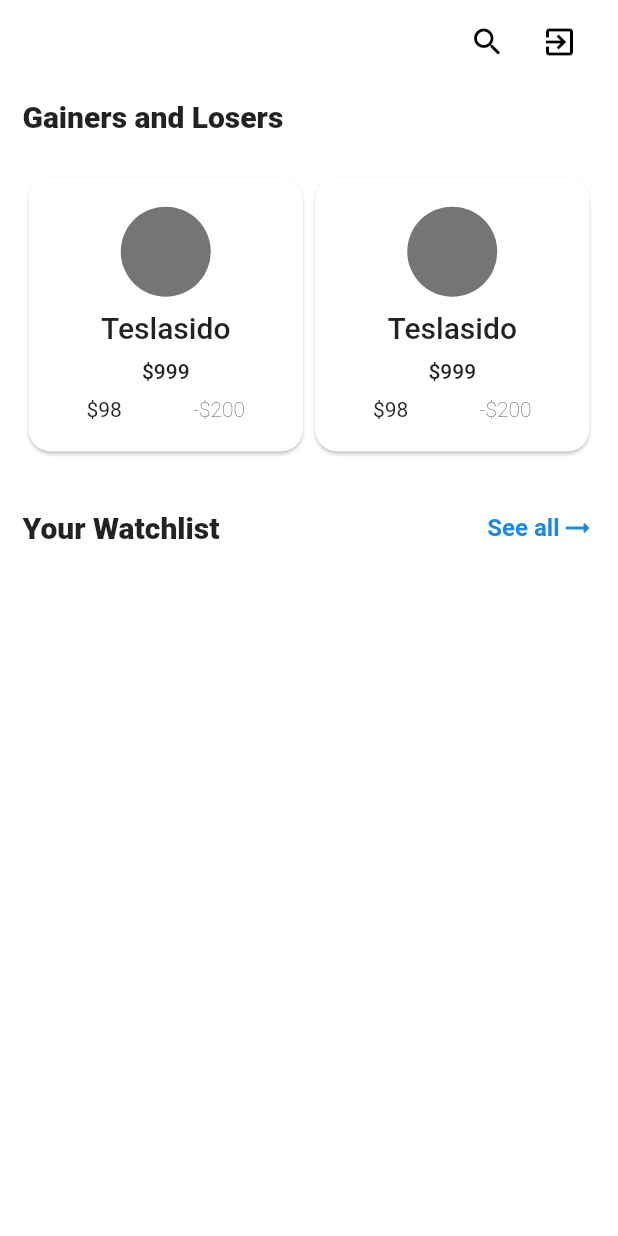
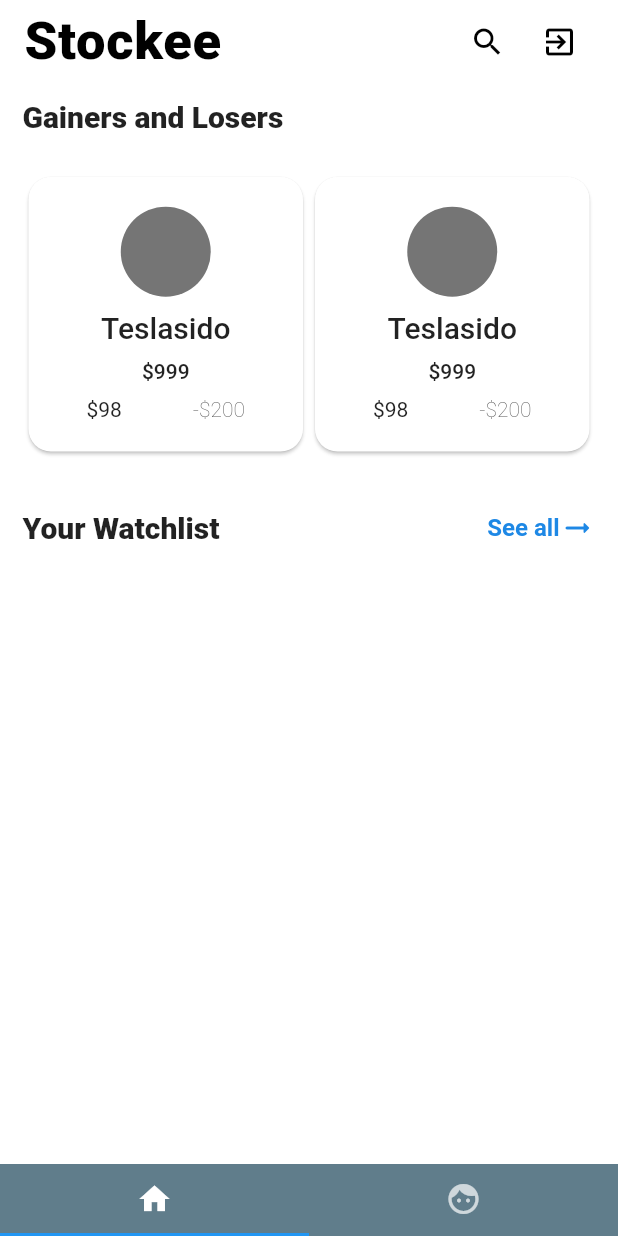
Before and after one commit to nicolas-lukita/stockee, a Flutter app: the screen it shows once a user with an empty profile is signed in, on a phone screen of 412 x 824 dp. Run offline on Flutter 3.47's test engine with Material 2 defaults, Android fonts, the phone set to English and light mode, and no system bars; our stand-ins replace cloud_firestore, firebase_auth, firebase_core, flutter_otp_text_field, sliding_up_panel; missing offline and left inert: candlesticks; accounts and stored records are empty; generated files the repository leaves out were written again.

Commit message:
create tab navigation

```diff
--- a/lib/authentication_page/otp_screen.dart
+++ b/lib/authentication_page/otp_screen.dart
@@ -3,6 +3,7 @@ import 'package:flutter/material.dart';
 import 'package:flutter_otp_text_field/flutter_otp_text_field.dart';
 import 'package:firebase_auth/firebase_auth.dart';
 import 'package:stockee/dashboard/dash_screen.dart';
+import 'package:stockee/home_page/home_screen.dart';
 import 'package:stockee/search_page/search_screen.dart';
 
 import './user_data_screen.dart';
@@ -118,7 +119,7 @@ class _OtpScreenState extends State<OtpScreen> {
                                 context,
                                 value.additionalUserInfo!.isNewUser
                                     ? UserDataScreen.routeName
-                                    : DashScreen.routeName,
+                                    : HomeScreen.routeName,
                                 (route) => false));
                       } catch (err) {
                         FocusScope.of(context).unfocus();
--- a/lib/dashboard/dash_screen.dart
+++ b/lib/dashboard/dash_screen.dart
@@ -14,7 +14,10 @@ import '../models/global_quote.dart';
 //CHANGE TO STATELESS!!
 class DashScreen extends StatefulWidget {
   static const routeName = '/dash-screen';
-  const DashScreen({Key? key}) : super(key: key);
+  const DashScreen({Key? key, required this.uid, required this.userWatchlist})
+      : super(key: key);
+  final String uid;
+  final List userWatchlist;
 
   @override
   State<DashScreen> createState() => _DashScreenState();
@@ -25,54 +28,6 @@ class _DashScreenState extends State<DashScreen> {
 
   @override
   Widget build(BuildContext context) {
-    final user = context.read<FirebaseAuthMethods>().user;
-    userDocStream = FirebaseFirestore.instance
-        .collection('users')
-        .doc(user.uid)
-        .snapshots();
-    return Scaffold(
-      backgroundColor: Colors.white.withOpacity(0.95),
-      appBar: AppBar(
-        backgroundColor: Colors.white,
-        elevation: 0,
-        title: Text(
-          user.uid,
-          style: const TextStyle(
-              fontWeight: FontWeight.w800,
-              fontSize: 35,
-              color: Colors.black,
-              letterSpacing: 0.5),
-        ),
-        actions: <Widget>[
-          IconButton(
-            onPressed: () {
-              Navigator.pushNamed(context, SearchScreen.routeName);
-            },
-            icon: const Icon(Icons.search),
-            color: Colors.black,
-          ),
-          Padding(
-            padding: const EdgeInsets.only(right: 15),
-            child: IconButton(
-                onPressed: () {
-                  context.read<FirebaseAuthMethods>().signOut(context);
-                },
-                icon: const Icon(Icons.exit_to_app)),
-          )
-        ],
-      ),
-      //stream user's watchlist
-      body: StreamBuilder<DocumentSnapshot>(
-          stream: userDocStream,
-          builder: (context, snapshot) {
-            if (snapshot.connectionState == ConnectionState.waiting) {
-              return const Center(child: CircularProgressIndicator());
-            }
-            if (snapshot.hasData) {
-              List userWatchlist = (snapshot.data!.data() as Map)['watchlist'];
-              //================================================================
-
-              //================================================================
     return OrientationBuilder(builder: (ctx, orientation) {
       return orientation == Orientation.portrait
           ? Column(
@@ -86,24 +41,19 @@ class _DashScreenState extends State<DashScreen> {
                 ),
                 Expanded(
                     child: WatchlistSection(
-                            uid: user.uid,
-                            watchlist: userWatchlist,
+                  uid: widget.uid,
+                  watchlist: widget.userWatchlist,
                 ))
               ],
             )
           : Row(
               children: <Widget>[
-                          Expanded(
-                              child: GainLoseSection(orientation: orientation)),
+                Expanded(child: GainLoseSection(orientation: orientation)),
                 Expanded(
                     child: WatchlistSection(
-                                  uid: user.uid, watchlist: userWatchlist))
+                        uid: widget.uid, watchlist: widget.userWatchlist))
               ],
             );
     });
   }
-            return const Center(child: Text('Error: No user data found!'));
-          }),
-    );
 }
-}
--- /dev/null
+++ b/lib/home_page/custom_navigation_bar.dart
@@ -0,0 +1,18 @@
+import 'package:flutter/material.dart';
+
+class CustomNavigationBar extends StatelessWidget {
+  const CustomNavigationBar({Key? key}) : super(key: key);
+
+  @override
+  Widget build(BuildContext context) {
+    return Container(
+      color: Colors.blueGrey,
+      child: const TabBar(
+        tabs: [
+          Tab(icon: Icon(Icons.home)),
+          Tab(icon: Icon(Icons.face)),
+        ],
+      ),
+    );
+  }
+}
--- /dev/null
+++ b/lib/home_page/home_screen.dart
@@ -0,0 +1,83 @@
+import 'package:cloud_firestore/cloud_firestore.dart';
+import 'package:flutter/material.dart';
+import 'package:provider/provider.dart';
+import 'package:stockee/dashboard/dash_screen.dart';
+import 'package:stockee/home_page/custom_navigation_bar.dart';
+import 'package:stockee/portfolio_page/portfolio_screen.dart';
+import '../search_page/search_screen.dart';
+import '../services/firebase_auth_methods.dart';
+
+class HomeScreen extends StatefulWidget {
+  static const routeName = '/home-screen';
+  const HomeScreen({Key? key}) : super(key: key);
+
+  @override
+  State<HomeScreen> createState() => _HomeScreenState();
+}
+
+class _HomeScreenState extends State<HomeScreen> {
+  late Stream<DocumentSnapshot> userDocStream;
+
+  @override
+  Widget build(BuildContext context) {
+    final _user = context.read<FirebaseAuthMethods>().user;
+    userDocStream = FirebaseFirestore.instance
+        .collection('users')
+        .doc(_user.uid)
+        .snapshots();
+    return Scaffold(
+      backgroundColor: Colors.white.withOpacity(0.95),
+      appBar: AppBar(
+        backgroundColor: Colors.white,
+        elevation: 0,
+        title: const Text(
+          'Stockee',
+          style: TextStyle(
+              fontWeight: FontWeight.w800,
+              fontSize: 35,
+              color: Colors.black,
+              letterSpacing: 0.5),
+        ),
+        actions: <Widget>[
+          IconButton(
+            onPressed: () {
+              Navigator.pushNamed(context, SearchScreen.routeName);
+            },
+            icon: const Icon(Icons.search),
+            color: Colors.black,
+          ),
+          Padding(
+            padding: const EdgeInsets.only(right: 15),
+            child: IconButton(
+                onPressed: () {
+                  context.read<FirebaseAuthMethods>().signOut(context);
+                },
+                icon: const Icon(Icons.exit_to_app)),
+          )
+        ],
+      ),
+      body: StreamBuilder<DocumentSnapshot>(
+          stream: userDocStream,
+          builder: (context, snapshot) {
+            if (snapshot.connectionState == ConnectionState.waiting) {
+              return const Center(child: CircularProgressIndicator());
+            }
+            if (snapshot.hasData) {
+              List _userWatchlist = (snapshot.data!.data() as Map)['watchlist'];
+              return TabBarView(children: [
+                DashScreen(
+                  uid: _user.uid,
+                  userWatchlist: _userWatchlist,
+                ),
+                PortfolioScreen(
+                  uid: _user.uid,
+                  userWatchlist: _userWatchlist,
+                )
+              ]);
+            }
+            return const Center(child: Text('Error: No user data found!'));
+          }),
+      bottomNavigationBar: const CustomNavigationBar(),
+    );
+  }
+}
--- a/lib/main.dart
+++ b/lib/main.dart
@@ -3,6 +3,7 @@ import 'package:flutter/material.dart';
 import 'package:provider/provider.dart';
 import 'package:stockee/authentication_page/login_screen.dart';
 import 'package:stockee/authentication_page/user_data_screen.dart';
+import 'package:stockee/home_page/home_screen.dart';
 import 'package:stockee/services/firebase_auth_methods.dart';
 import './search_page/search_screen.dart';
 import './dashboard/dash_screen.dart';
@@ -50,7 +51,7 @@ class MyApp extends StatelessWidget {
           ),
           home: const HomeRouter(),
           routes: {
-            DashScreen.routeName: (context) => const DashScreen(),
+            HomeScreen.routeName: (context) => const HomeScreen(),
             SearchScreen.routeName: (context) => const SearchScreen(),
             LoginScreen.routeName: (context) => LoginScreen(),
             UserDataScreen.routeName: (context) => const UserDataScreen(),
@@ -67,7 +68,7 @@ class HomeRouter extends StatelessWidget {
   Widget build(BuildContext context) {
     final firebaseUser = context.watch<User?>();
     if (firebaseUser != null) {
-      return const DashScreen();
+      return const DefaultTabController(length: 2, child: HomeScreen());
     }
     return LoginScreen();
   }
--- a/lib/search_page/search_screen.dart
+++ b/lib/search_page/search_screen.dart
@@ -5,6 +5,7 @@ import 'package:provider/provider.dart';
 import 'package:stockee/dashboard/dash_screen.dart';
 import 'package:stockee/dashboard/watchlist_item_card.dart';
 import 'package:stockee/helpers/stock_list_preferences.dart';
+import 'package:stockee/home_page/home_screen.dart';
 import 'package:stockee/search_page/stock_card.dart';
 import './search_bar.dart';
 import '../services/firebase_auth_methods.dart';
@@ -62,7 +63,7 @@ class _SearchScreenState extends State<SearchScreen> {
             child: IconButton(
                 onPressed: () {
                   Navigator.pushNamedAndRemoveUntil(
-                      context, DashScreen.routeName, (route) => false);
+                      context, HomeScreen.routeName, (route) => false);
                 },
                 icon: const Icon(Icons.home)),
           )
```
Also changed, not shown: lib/portfolio_page/portfolio_screen.dart (added, +123 -0 lines), lib/portfolio_page/overview_card.dart (added), lib/portfolio_page/overview_section.dart (added), lib/portfolio_page/portfolio_watchlist_card.dart (added), lib/portfolio_page/portfolio_watchlist_section.dart (added). Lines whose indentation alone changed are shown as unchanged.
